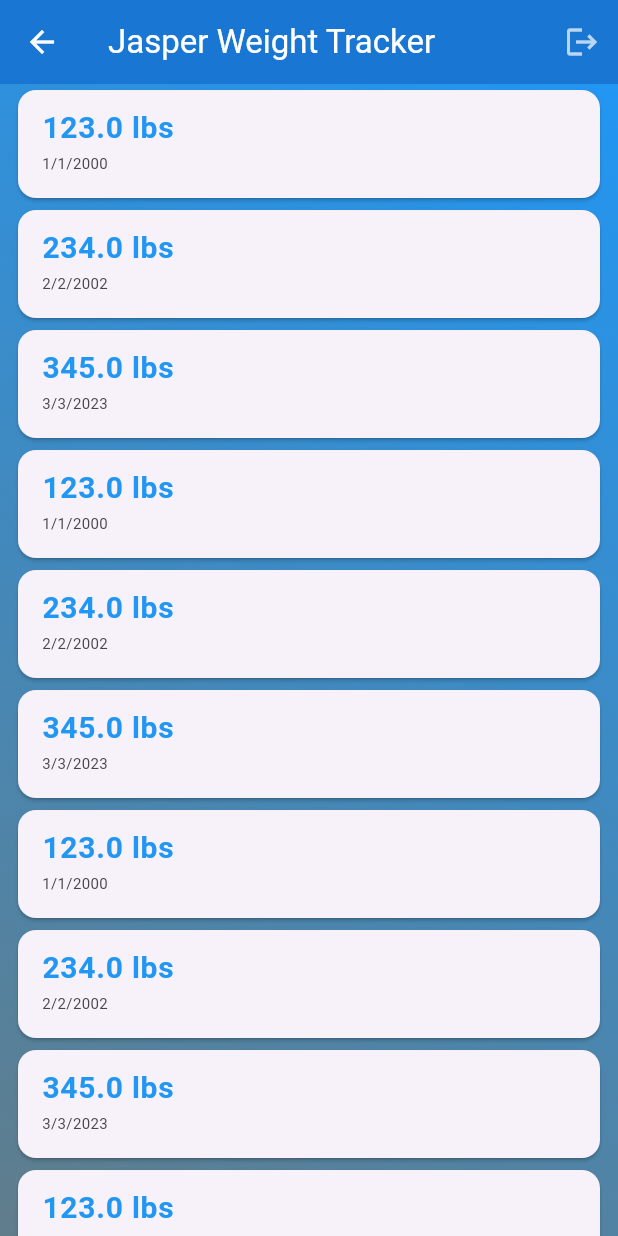
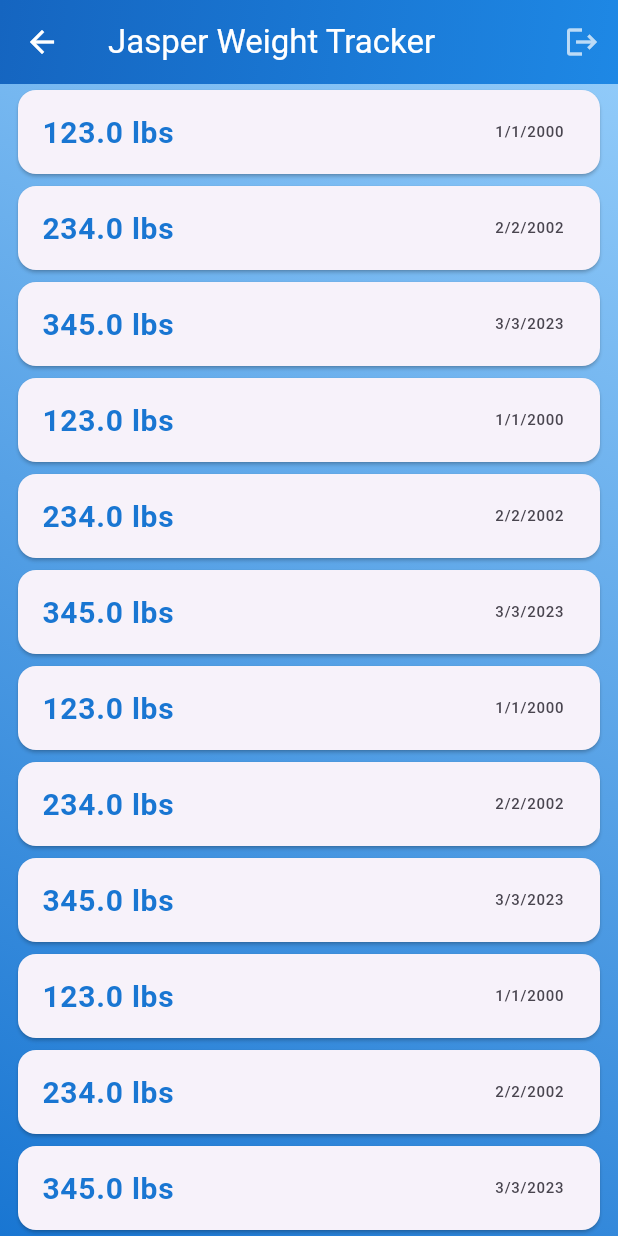
Before and after one commit to evliu/flutter-weight-tracker, a Flutter app: the WeightItemListView screen opened by its route, on a phone screen of 412 x 824 dp. Run offline on Flutter 3.47's test engine with Material 3 defaults, Android fonts, the phone set to English and light mode, and no system bars; our stand-ins replace firebase_auth, firebase_core; accounts and stored records are empty; generated files the repository leaves out were written again.

Commit message:
start extracting components

```diff
--- a/lib/src/weight/weight_item_list_view.dart
+++ b/lib/src/weight/weight_item_list_view.dart
@@ -30,53 +30,74 @@ class WeightItemListView extends StatelessWidget {
             },
           ),
         ],
+        flexibleSpace: Container(
+          decoration: BoxDecoration(
+            gradient: LinearGradient(
+              colors: [Colors.blue[800]!, Colors.blue[600]!],
+              begin: Alignment.topLeft,
+              end: Alignment.bottomRight,
             ),
+          ),
+        ),
+      ),
+      body: WeightList(items: items),
+    );
+  }
+}
 
-      //
-      // In contrast to the default ListView constructor, which requires
-      // building all Widgets up front, the ListView.builder constructor lazily
-      // builds Widgets as they’re scrolled into view.
-      body: Container(
-          decoration: const BoxDecoration(
+class WeightList extends StatelessWidget {
+  const WeightList({super.key, required this.items});
+
+  final List<WeightItem> items;
+
+  @override
+  Widget build(BuildContext context) {
+    return Container(
+        decoration: BoxDecoration(
           gradient: LinearGradient(
             begin: Alignment.topRight,
             end: Alignment.bottomLeft,
-              colors: [Colors.blue, Colors.blueGrey],
+            colors: [Colors.blue[200]!, Colors.blue[700]!],
           ),
         ),
         child: Padding(
             padding: const EdgeInsets.symmetric(horizontal: 8.0),
             child: ListView.builder(
-                // Providing a restorationId allows the ListView to restore the
-                // scroll position when a user leaves and returns to the app after it
-                // has been killed while running in the background.
               restorationId: 'weightItemListView',
               itemCount: items.length,
               itemBuilder: (BuildContext context, int index) {
                 final item = items[index];
 
+                return WeightListTile(
+                  weight: item.weight,
+                  dateTime: item.dateTime,
+                );
+              },
+            )));
+  }
+}
+
+class WeightListTile extends StatelessWidget {
+  const WeightListTile(
+      {super.key, required this.weight, required this.dateTime});
+
+  final double weight;
+  final String dateTime;
+
+  @override
+  Widget build(BuildContext context) {
     return Card(
       child: ListTile(
-                        title: Text('${item.weight.toString()} lbs',
-                            style: const TextStyle(
+        title: Text(
+          '${weight.toString()} lbs',
+          style: TextStyle(
             fontSize: 20,
             fontWeight: FontWeight.bold,
-                              color: Colors.blue,
-                            )),
-                        subtitle: Text(item.dateTime,
-                            style: const TextStyle(fontSize: 10)),
-                        onTap: () {
-                          // Navigate to the details page. If the user leaves and returns to
-                          // the app after it has been killed while running in the
-                          // background, the navigation stack is restored.
-                          Navigator.restorablePushNamed(
-                            context,
-                            WeightItemDetailsView.routeName,
-                          );
-                        }),
-                  );
-                },
-              ))),
+            color: Colors.blue[700]!,
+          ),
+        ),
+        trailing: Text(dateTime, style: const TextStyle(fontSize: 10)),
+      ),
     );
   }
 }
```
Lines whose indentation alone changed are shown as unchanged.
